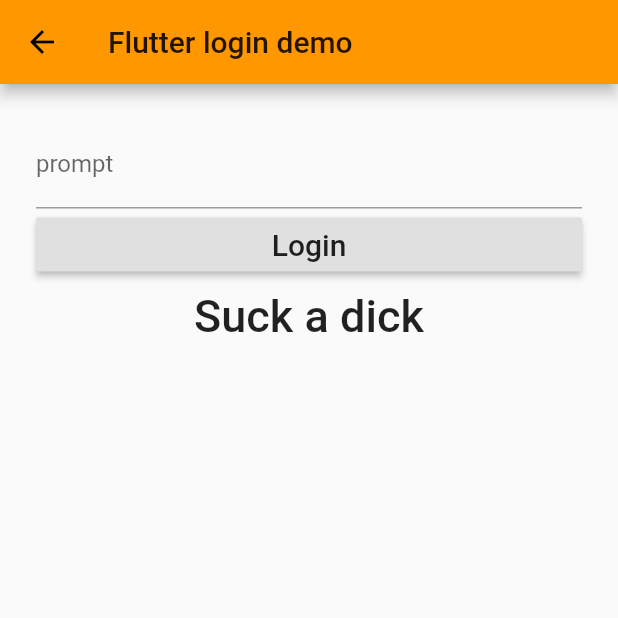
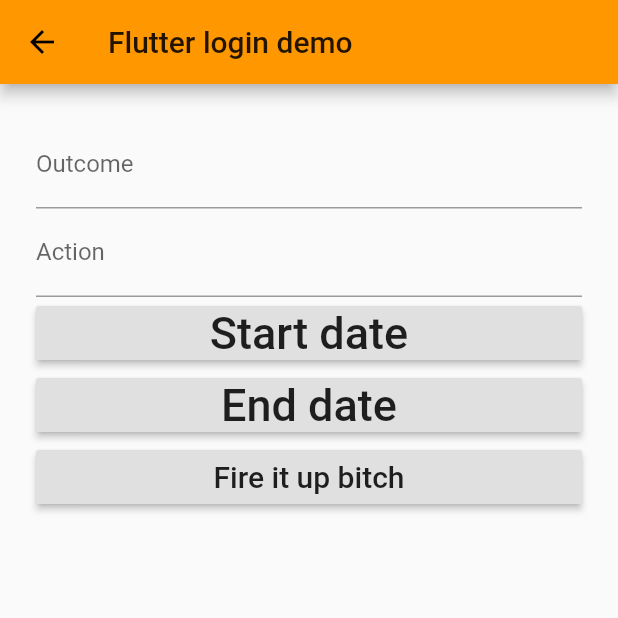
Before and after one commit to WillowHQ/Wilo, a Flutter app: the ReminderDetailForm screen opened directly, on a phone screen of 412 x 824 dp, the top half of it. Run offline on Flutter 3.47's test engine with Material 2 defaults, Android fonts, the phone set to English and light mode, and no system bars; our stand-ins replace cloud_firestore, firebase_auth, flutter_redux, redux; accounts and stored records are empty.

Commit message:
Wiring Reminder Detail page up for basic fields

```diff
--- a/lib/common_widgets/reminder_list_tile.dart
+++ b/lib/common_widgets/reminder_list_tile.dart
@@ -19,7 +19,6 @@ class ReminderListTile extends StatefulWidget {
 class _ReminderTileState extends State<ReminderListTile> {
   final reminderFormKey = GlobalKey<FormState>();
 
-  String _prompt;
 
   @override
 
--- a/lib/database.dart
+++ b/lib/database.dart
@@ -1,5 +1,4 @@
 import 'dart:async';
-import 'package:firebase_database/firebase_database.dart';
 import 'package:flutter/foundation.dart';
 import 'package:cloud_firestore/cloud_firestore.dart';
 
@@ -24,7 +23,7 @@ abstract class Database {
   Future<void> createReminder();
   Future<void> setReminder(Reminder reminder);
   Future<void> deleteReminder(Reminder reminder);
-  Future<void> updateReminder(Reminder reminder, String prompt);
+  Future<void> updateReminder(Reminder reminder, String outcome, String action, DateTime startTime, DateTime endtime, repeatFrequency);
   Stream<List<Reminder>> remindersStream();
 }
 
@@ -67,7 +66,7 @@ class AppFirestore implements Database {
 
   Future<void> createReminder() async {
     int now = DateTime.now().millisecondsSinceEpoch;
-    Reminder reminder = Reminder(id: now, value: 0);
+    Reminder reminder = Reminder(id: now, value: 0, prompt: 'duh');
     await setReminder(reminder);
   }
   Future<void> setReminder(Reminder reminder) async {
@@ -82,14 +81,14 @@ class AppFirestore implements Database {
   Future<void> deleteReminder(Reminder reminder) async {
     _documentReminderReference(reminder).delete();
   }
-  Future<void> updateReminder(Reminder reminder, String prompt) async {
-    print("this got called database.data l 82");
+  Future<void> updateReminder(Reminder reminder, String outcome, String action, DateTime startTime, DateTime endTime, repeatFrequency) async {
+//    print("this got called database.data l 82");
 
-    print(prompt.toString());
+    print(outcome.toString());
     print(reminder.value.toString());
 
 
-    _documentReminderReference(reminder).updateData(<String, dynamic>{'prompt': prompt, 'value': reminder.value});
+    _documentReminderReference(reminder).updateData(<String, dynamic>{'outcome': outcome, 'action': action, 'StartTime': startTime, 'EndTime': endTime, 'RepeatFrequency' : repeatFrequency});
   }
   Stream<List<Reminder>> remindersStream() {
     return _FirestoreStream<List<Reminder>>(
--- a/lib/pages/reminder_detail_form.dart
+++ b/lib/pages/reminder_detail_form.dart
@@ -1,7 +1,15 @@
-import 'dart:async';
-
 import 'package:flutter/material.dart';
 import 'package:flutter_app/database.dart';
+
+
+var now = new DateTime.now();
+var nextMonth = now.add(new Duration(days: 30));
+enum RepeatFrequency {
+  does_not_repeat,
+  daily,
+  weekly,
+  weekdays
+}
 
 class ReminderDetailForm extends StatefulWidget {
   ReminderDetailForm({ this.reminder, this.database});
@@ -16,9 +24,18 @@ class ReminderDetailForm extends StatefulWidget {
 
 class ReminderDetailFormState extends State<ReminderDetailForm> {
   final reminderFormKey = new GlobalKey<FormState>();
-  String _prompt;
+  //form
+  String _outcome, _action;
+  DateTime _startDate, _endDate;
+  var _repeatFrequency;
+
   void initState() {
     super.initState();
+    setState(() {
+      _outcome = "";
+      _action = "";
+
+    });
   }
 
   bool validateAndSave() {
@@ -33,18 +50,34 @@ class ReminderDetailFormState extends State<ReminderDetailForm> {
   void validateAndSubmit() async {
     if(validateAndSave()) {
       try {
-        await widget.database.updateReminder( widget.reminder, _prompt);
+        await widget.database.updateReminder( widget.reminder, _outcome, _action, _startDate, _endDate, _repeatFrequency );
       } catch (e) {
         print('$e');
       }
     }
 
   }
-  void _increment() async  {
 
-    await widget.database.createReminder();
+  void launchDatePicker(BuildContext context) async{
+    try {
+      var date = await showDatePicker(context: context,
+          initialDate: now,
+          firstDate: now,
+          lastDate: nextMonth);
+      setState(() {
+        _startDate = date;
+      });
+    } catch (e) {
+      print("error is $e");
+    }
+  }
+  void launchEndDatePicker(BuildContext context) async{
+    var date = await showDatePicker(context: context, initialDate: now, firstDate: now, lastDate: nextMonth);
+    print("date is $date");
 
   }
+
+
   @override
   Widget build(BuildContext context) {
     return new Scaffold(
@@ -57,7 +90,7 @@ class ReminderDetailFormState extends State<ReminderDetailForm> {
             key: reminderFormKey,
             child: new Column(
               crossAxisAlignment: CrossAxisAlignment.stretch,
-              children: buildInputs()+ buildSubmitButtons(),
+              children: buildInputs()+ buildSubmitButtons(context),
 
             ),
           ),
@@ -68,23 +101,37 @@ class ReminderDetailFormState extends State<ReminderDetailForm> {
   List<Widget> buildInputs() {
     return [
       new TextFormField(
-          decoration: new InputDecoration(labelText: 'prompt'),
+          decoration: new InputDecoration(labelText: 'Outcome'),
           validator: (value) => value.isEmpty ? 'Prompt can\`t be empty' : null,
-          onSaved: (value) => _prompt = value),
+          onSaved: (value) => _outcome = value),
+      new TextFormField(
+          decoration: new InputDecoration(labelText: 'Action'),
+          validator: (value) => value.isEmpty ? 'Prompt can\`t be empty' : null,
+          onSaved: (value) => _action = value),
     ];
   }
-  List<Widget> buildSubmitButtons(){
+  List<Widget> buildSubmitButtons(BuildContext context){
       return [
+
         new RaisedButton(
           child:
-          new Text('Login', style: new TextStyle(fontSize: 20.0)),
+            new Text('Start date', style: new TextStyle(fontSize: 30.0)),
+          //TODO have this default to today
+          onPressed: () => launchDatePicker(context),
+        ),
+        new RaisedButton(
+          child:
+          new Text('End date', style: new TextStyle(fontSize: 30.0)),
+          //TODO have this default to today
+          onPressed: () => launchEndDatePicker(context),
+        ),
+        new RaisedButton(
+          child:
+          new Text("Fire it up bitch", style: new TextStyle(fontSize: 20.0)),
           onPressed: validateAndSubmit,
         ),
-        new FlatButton(
-          child:
-            new Text('Suck a dick', style: new TextStyle(fontSize: 30.0)),
-          onPressed: ()=> {},
-        )
+
       ];
     }
+
   }
--- a/lib/pages/reminders_set_state_page.dart
+++ b/lib/pages/reminders_set_state_page.dart
@@ -47,10 +47,7 @@ class ReminderSetStatePageState extends State<ReminderSetStatePage> {
     await widget.database.setReminder(reminder);
   }
 
-  void _updatePrompt(Reminder reminder, String prompt) async {
-    reminder.prompt = prompt;
 
-  }
   void _decrement(Reminder reminder) async {
     reminder.value--;
     await widget.database.setReminder(reminder);
```
